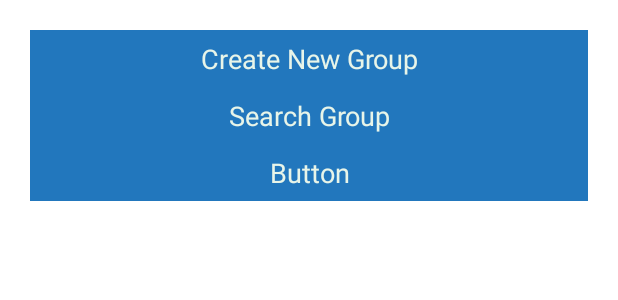
After one commit to alancleetus/csc258androidclient, an Android app: the layout fragment_mla_groups.xml on its own in the app's theme, with its tools: preview values and no code run, on a phone screen of 412 x 824 dp. The commit adds this screen. Shown: the top 300 px of the screen. Run offline under Robolectric (Android 15) with nearby library versions, the phone set to English and light mode, and no system bars.

Commit message:
added new functionality to create groups

```diff
--- a/app/src/main/java/com/paril/mlaclientapp/model/MLAListData.java
+++ b/app/src/main/java/com/paril/mlaclientapp/model/MLAListData.java
@@ -149,6 +149,10 @@ public class MLAListData {
         List<MLAListModel> socialNetwork = new ArrayList<>();
         navDrawerHashMap.put("Social Network", socialNetwork);
 
+        List<MLAListModel> socialNetworkGroups = new ArrayList<>();
+        navDrawerHashMap.put("Social Network Groups", socialNetworkGroups);
+
+
         return navDrawerHashMap;
     }
 }
--- a/app/src/main/java/com/paril/mlaclientapp/model/MLAUserGroups.java
+++ b/app/src/main/java/com/paril/mlaclientapp/model/MLAUserGroups.java
@@ -1,10 +1,15 @@
 package com.paril.mlaclientapp.model;
+
+import com.sinch.gson.annotations.SerializedName;
 
 import java.io.Serializable;
 
 public class MLAUserGroups implements Serializable {
+    @SerializedName("userId")
     public int userId;
+    @SerializedName("groupId")
     public int groupId;
+    @SerializedName("groupName")
     public String groupName;
 
     public int getUserId() {
--- /dev/null
+++ b/app/src/main/res/layout/fragment_mla_groups.xml
@@ -0,0 +1,33 @@
+<?xml version="1.0" encoding="utf-8"?>
+<FrameLayout xmlns:android="http://schemas.android.com/apk/res/android"
+    xmlns:tools="http://schemas.android.com/tools"
+    android:layout_width="match_parent"
+    android:layout_height="match_parent"
+    tools:context=".ui.fragment.MLAGroupsFragment">
+
+    <LinearLayout
+        android:layout_width="match_parent"
+        android:layout_height="match_parent"
+        android:orientation="vertical"
+        android:padding="20dp">
+
+        <Button
+            android:id="@+id/createGroupButton"
+            android:layout_width="match_parent"
+            android:layout_height="wrap_content"
+            android:text="Create New Group" />
+
+        <Button
+            android:id="@+id/searchGroupsButton"
+            android:layout_width="match_parent"
+            android:layout_height="wrap_content"
+            android:text="Search Group" />
+
+        <Button
+            android:id="@+id/addMemberToGroupButton"
+            android:layout_width="match_parent"
+            android:layout_height="wrap_content"
+            android:text="Button" />
+    </LinearLayout>
+
+</FrameLayout>
```
Also changed, not shown: app/src/main/java/com/paril/mlaclientapp/ui/activity/MLAHomeActivity.java (+9 -0 lines), app/src/main/java/com/paril/mlaclientapp/ui/fragment/MLAGroupsFragment.java (added, +176 -0 lines), app/src/main/java/com/paril/mlaclientapp/ui/fragment/MLASocialNetworkFragment.java (+13 -2 lines), app/src/main/java/com/paril/mlaclientapp/webservice/APIInterface.java (+12 -9 lines), app/src/main/res/layout/create_group_dialog.xml (added, +24 -0 lines), 283 other files.
